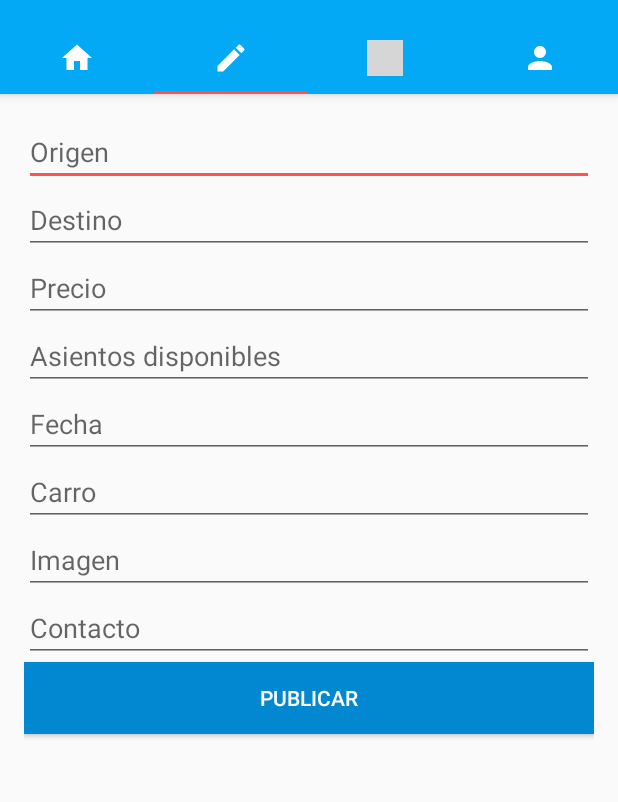
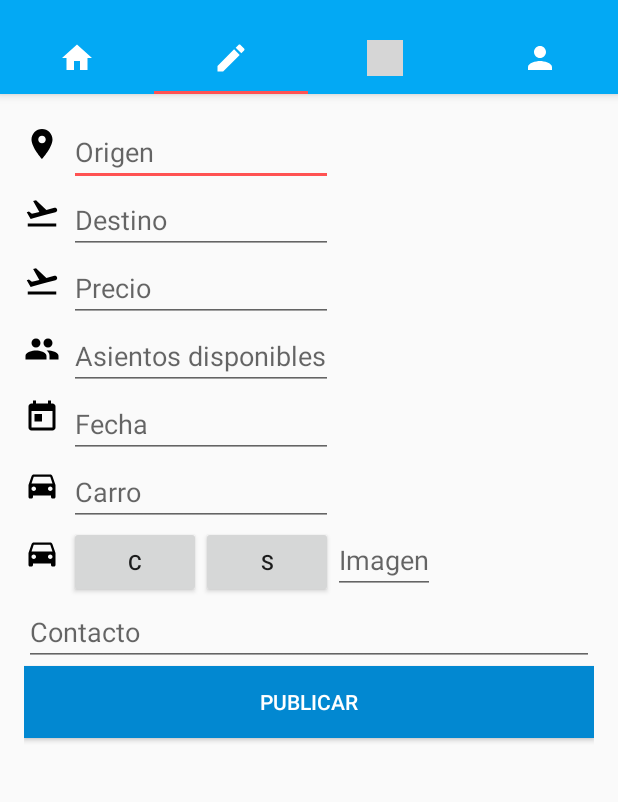
Before and after one commit to pipeholguin/Android_Traveler, an Android app: the ViajesFragment screen opened directly, with no data from a screen before it, tab 2 chosen, on a phone screen of 412 x 824 dp, the part 62-864 px from its top. Run offline under Robolectric (Android 15) with nearby library versions, the phone set to English and light mode, and no system bars; our stand-ins replace data binding; libraries missing offline, so code that uses them is left out: com.facebook; network calls fail; 4 statements that could not run were skipped; grey boxes are pictures that could not be loaded.

Commit message:
camera and pick button working

```diff
--- a/app/src/main/AndroidManifest.xml
+++ b/app/src/main/AndroidManifest.xml
@@ -8,6 +8,9 @@
     <uses-permission android:name="android.permission.ACCESS_FINE_LOCATION" />
     <uses-permission android:name="android.permission.ACCESS_COARSE_LOCATION" />
     <uses-permission android:name="android.permission.CALL_PHONE"/>
+    <uses-permission android:name="android.permission.CAMERA"/>
+    <uses-feature android:name="android.hardware.camera" android:required="true"/>
+    <uses-permission android:name="android.permission.WRITE_EXTERNAL_STORAGE"/>
 
     <application
         android:allowBackup="true"
--- a/app/src/main/java/luisfelipeholguin/traveler/DetailActivity.java
+++ b/app/src/main/java/luisfelipeholguin/traveler/DetailActivity.java
@@ -21,6 +21,7 @@ public class DetailActivity extends AppCompatActivity implements View.OnClickLis
 
     ActivityDetailBinding binding;
     int num;
+   int pos;
 
 
     @Override
@@ -29,8 +30,8 @@ public class DetailActivity extends AppCompatActivity implements View.OnClickLis
         binding = ActivityDetailBinding.inflate(getLayoutInflater());
         setContentView(binding.getRoot());
 
+        pos = getIntent().getExtras().getInt(Constants.POSITION_FROM_FRAGMENT);
 
-        int pos = getIntent().getExtras().getInt(Constants.POSITION_FROM_FRAGMENT);
         Viaje viaje = L.data.get(pos);
         Log.i("VIAJE", viaje.getDestino().toString() + " " + viaje.getCarro().toString());
         binding.setViaje(viaje);
--- a/app/src/main/java/luisfelipeholguin/traveler/LoginActivity.java
+++ b/app/src/main/java/luisfelipeholguin/traveler/LoginActivity.java
@@ -37,11 +37,6 @@ public class LoginActivity extends AppCompatActivity implements View.OnClickList
         api = new UsuarioApi(this);
     }
 
-    @Override
-    protected void onPause() {
-        super.onPause();
-        finish();
-    }
 
     @Override
     public void onClick(View v) {
--- a/app/src/main/java/luisfelipeholguin/traveler/net/api/ViajesApi.java
+++ b/app/src/main/java/luisfelipeholguin/traveler/net/api/ViajesApi.java
@@ -55,7 +55,7 @@ public class ViajesApi extends HttpApi {
         }
     }
 
-    public void publicar(String origen, String destino, int precio,
+    public void publicar(String origen, String destino, String precio,
                               int asientos, String fecha, String carro, String imagen,
                               int contacto, OnPublish onPublish){
         this.onPublish= onPublish;
--- a/app/src/main/res/layout/fragment_publicar.xml
+++ b/app/src/main/res/layout/fragment_publicar.xml
@@ -6,49 +6,121 @@
             name="onClick"
             type="android.view.View.OnClickListener"/>
     </data>
-    <LinearLayout
+    <TableLayout
         android:layout_width="match_parent"
         android:layout_height="match_parent"
         android:orientation="vertical"
         android:padding="@dimen/high"
         tools:context="luisfelipeholguin.traveler.fragments.PublicarFragment">
 
+        <TableRow>
+            <ImageView
+                android:layout_marginTop="@dimen/margin_detail"
+                android:src="@drawable/ic_origen"
+                android:layout_marginRight="@dimen/small"/>
         <EditText
             android:id="@+id/origen"
-            android:layout_width="match_parent"
+            android:layout_width="100dp"
             android:layout_height="wrap_content"
+
             android:inputType="text"
             android:hint="@string/origen"/>
+        </TableRow>
+        <TableRow>
+            <ImageView
+                android:layout_marginTop="@dimen/small"
+                android:src="@drawable/ic_destino"
+                android:layout_marginRight="@dimen/small"/>
+
+
         <EditText
             android:id="@+id/destino"
             android:layout_width="match_parent"
             android:layout_height="wrap_content"
             android:inputType="text"
             android:hint="@string/destino"/>
+        </TableRow>
+        <TableRow>
+
+            <ImageView
+                android:layout_marginTop="@dimen/small"
+                android:src="@drawable/ic_destino"
+                android:layout_marginRight="@dimen/small"/>
+
         <EditText
             android:id="@+id/precio"
             android:layout_width="match_parent"
             android:layout_height="wrap_content"
             android:inputType="number"
             android:hint="@string/precio"/>
+
+        </TableRow>
+
+        <TableRow>
+            <ImageView
+                android:layout_marginTop="@dimen/small"
+                android:src="@drawable/ic_group"
+                android:layout_marginRight="@dimen/small"/>
+
+
+
         <EditText
             android:id="@+id/asientos"
             android:layout_width="match_parent"
             android:layout_height="wrap_content"
             android:inputType="number"
             android:hint="@string/asientos_disponibles"/>
+        </TableRow>
+
+        <TableRow>
+            <ImageView
+                android:layout_marginTop="@dimen/small"
+                android:src="@drawable/ic_fecha"
+                android:layout_marginRight="@dimen/small"/>
         <EditText
             android:id="@+id/fecha"
             android:layout_width="match_parent"
             android:layout_height="wrap_content"
             android:inputType="date"
             android:hint="@string/fecha"/>
+        </TableRow>
+
+        <TableRow>
+            <ImageView
+                android:src="@drawable/ic_car"
+                android:layout_marginRight="@dimen/small"
+                android:layout_marginTop="@dimen/small"/>
         <EditText
             android:id="@+id/carro"
             android:layout_width="match_parent"
             android:layout_height="wrap_content"
             android:inputType="text"
             android:hint="@string/carro"/>
+        </TableRow>
+        <TableRow>
+            <ImageView
+                android:src="@drawable/ic_car"
+                android:layout_marginRight="@dimen/small"
+                android:layout_marginTop="@dimen/small"/>
+
+            <LinearLayout android:layout_height="wrap_content"
+                android:layout_width="match_parent">
+                <Button
+                    android:layout_width="wrap_content"
+                    android:layout_height="wrap_content"
+                    android:id="@+id/foto"
+                    android:text="C"
+                    app:setOnClickListener="@{onClick}"/>
+                <Button
+                    android:text="S"
+                    android:layout_width="wrap_content"
+                    android:layout_height="wrap_content"
+                    android:id="@+id/seleccion"
+                    app:setOnClickListener="@{onClick}"/>
+
+            </LinearLayout>
+
+
         <EditText
             android:id="@+id/image"
             android:layout_width="match_parent"
@@ -56,6 +128,8 @@
             android:inputType="text"
             android:hint="@string/imagen"
             />
+        </TableRow>
+
         <EditText
             android:id="@+id/contacto"
             android:layout_width="match_parent"
@@ -70,5 +144,5 @@
             android:background="@color/colorPrimaryDark"
             android:text="@string/publicar"
             app:setOnClickListener="@{onClick}"/>
-    </LinearLayout>
+    </TableLayout>
 </layout>
```
Also changed, not shown: app/src/main/java/luisfelipeholguin/traveler/fragments/PublicarFragment.java (+39 -2 lines).
